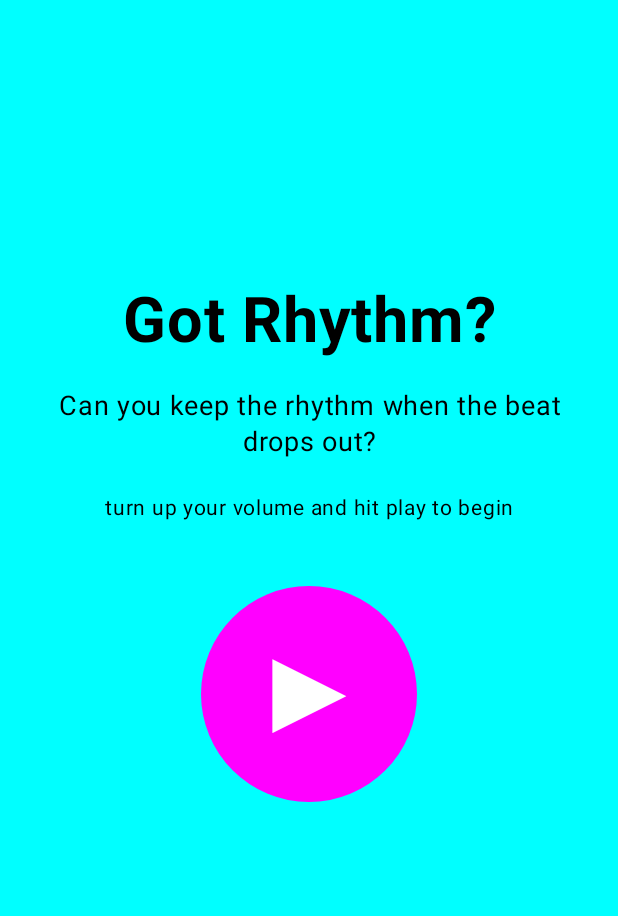
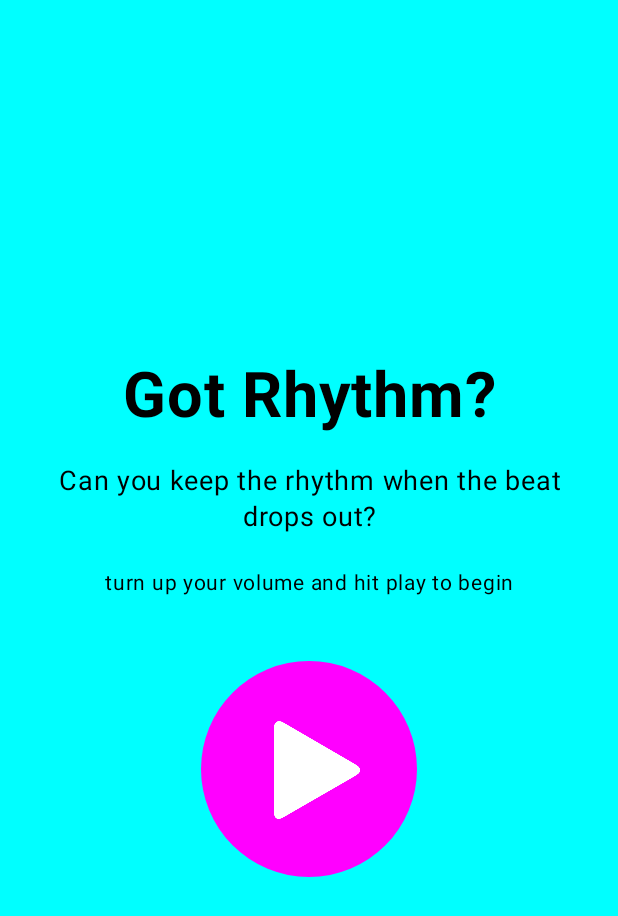
Before and after one commit to SamsonHa2/Tempo_Game, an Android app built with Jetpack Compose: the screen it shows after launch (MainActivity), on a phone screen of 412 x 824 dp. Shown: the top 916 px of the screen. Run offline under Robolectric (Android 15) with nearby library versions, the phone set to English and light mode, and no system bars; our stand-ins replace Dagger/Hilt's generated code.

Commit message:
Changed play button triangle from text to icon

```diff
--- a/app/src/main/java/com/example/rememberthebeat/start/StartScreen.kt
+++ b/app/src/main/java/com/example/rememberthebeat/start/StartScreen.kt
@@ -4,20 +4,20 @@ import androidx.compose.foundation.background
 import androidx.compose.foundation.layout.Arrangement
 import androidx.compose.foundation.layout.Box
 import androidx.compose.foundation.layout.Column
-import androidx.compose.foundation.layout.Spacer
 import androidx.compose.foundation.layout.fillMaxSize
 import androidx.compose.foundation.layout.fillMaxWidth
-import androidx.compose.foundation.layout.height
 import androidx.compose.foundation.layout.padding
 import androidx.compose.foundation.layout.size
 import androidx.compose.foundation.shape.CircleShape
 import androidx.compose.material3.Button
 import androidx.compose.material3.ButtonDefaults
+import androidx.compose.material3.Icon
 import androidx.compose.material3.Text
 import androidx.compose.runtime.Composable
 import androidx.compose.ui.Alignment.Companion.CenterHorizontally
 import androidx.compose.ui.Modifier
 import androidx.compose.ui.graphics.Color
+import androidx.compose.ui.res.painterResource
 import androidx.compose.ui.text.font.FontWeight
 import androidx.compose.ui.text.style.TextAlign
 import androidx.compose.ui.tooling.preview.Preview
@@ -25,6 +25,7 @@ import androidx.compose.ui.unit.dp
 import androidx.compose.ui.unit.sp
 import androidx.navigation.NavController
 import androidx.navigation.compose.rememberNavController
+import com.example.rememberthebeat.R
 import com.example.rememberthebeat.ui.theme.RememberTheBeatTheme
 
 @Composable
@@ -74,16 +75,14 @@ fun StartScreen(
                     .size(144.dp)
                     .align(CenterHorizontally)
             ) {
-                Column {
-                    Text(
-                        text = "▶",
-                        fontSize = 84.sp,
-                        textAlign = TextAlign.End
-                    )
-                    Spacer(modifier = Modifier.height(20.dp).weight(1F))
-                }
+                Icon(
+                    painter = painterResource(id = R.drawable.play_icon),
+                    contentDescription = "play icon",
+                    modifier = Modifier
+                        .size(75.dp)
+                        .padding(start=10.dp)
+                )
             }
-            Spacer(modifier = Modifier.height(100.dp))
         }
     }
 }
```
Also changed, not shown: app/src/main/res/drawable/play_icon.png (added).
